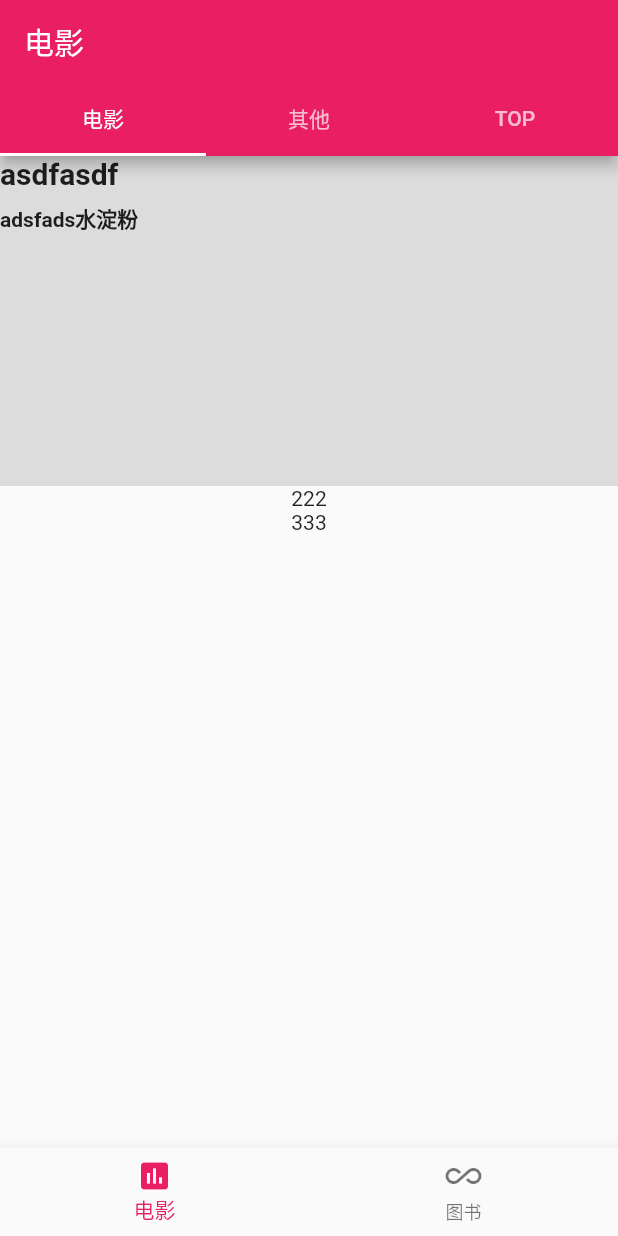
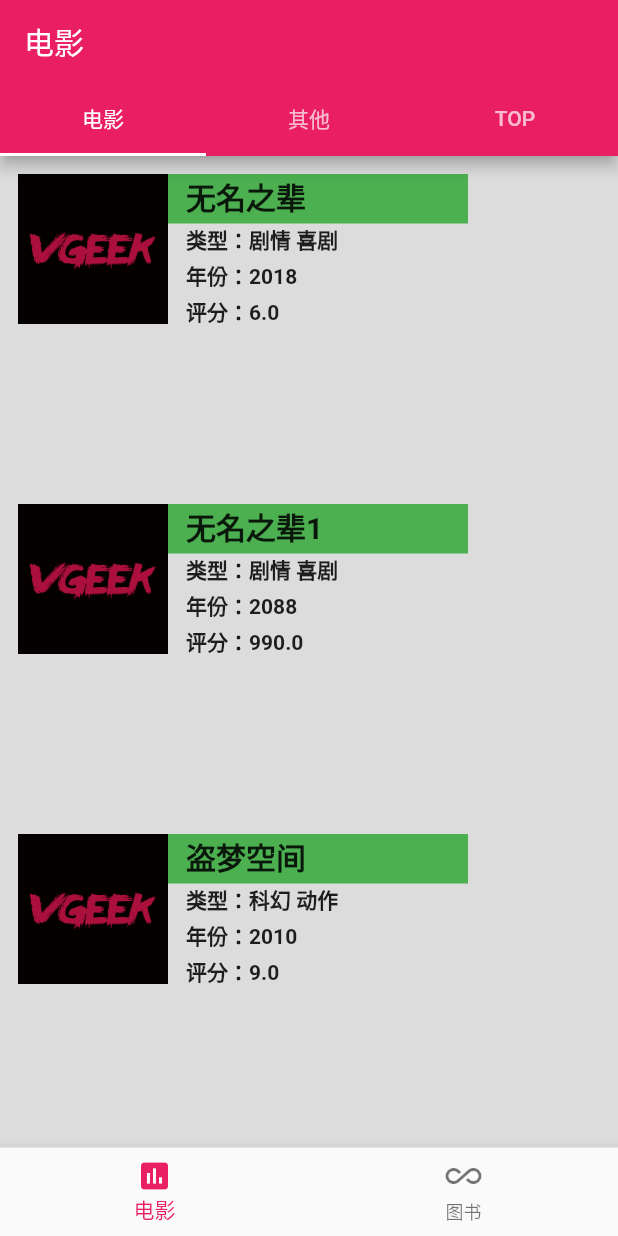
Before and after one commit to ningcol/flutter_learn, a Flutter app: the screen it shows after launch, on a phone screen of 412 x 824 dp. Run offline on Flutter 3.47's test engine with Material 2 defaults, Android fonts, the phone set to English and light mode, and no system bars.

Commit message:
通过模型给view展示数据

```diff
--- a/lib/MyApp.dart
+++ b/lib/MyApp.dart
@@ -1,5 +1,5 @@
-import 'package:douabn/subPage/book.dart';
-import 'package:douabn/subPage/movie.dart';
+import 'package:douabn/controller//book.dart';
+import 'package:douabn/controller/movie.dart';
 import 'package:flutter/material.dart';
 
 
--- /dev/null
+++ b/lib/controller/movie.dart
@@ -0,0 +1,106 @@
+import 'package:flutter/material.dart';
+import 'package:douabn/view/movie_intro_cell.dart';
+import 'package:douabn/model/movie_tro_model.dart';
+
+
+class Movie extends StatefulWidget {
+  @override
+  _MovieState createState() => _MovieState();
+}
+
+class _MovieState extends State<Movie> with SingleTickerProviderStateMixin {
+
+  TabController _tabController;
+  List<Map<String,String>> _list ;
+  List<MovieIntroModel> _modelList;
+
+  void initState() {
+    super.initState();
+    _tabController = new TabController(vsync: this, length: 3);
+
+    _modelList = new List();
+
+    _list = [
+      {
+        "title" : "无名之辈",
+        "type" : "剧情 喜剧",
+        "year" : "2018",
+        "score" : "6.0"
+      },
+      {
+        "title" : "无名之辈1",
+        "type" : "剧情 喜剧",
+        "year" : "2088",
+        "score" : "990.0"
+      },
+      {
+        "title" : "盗梦空间",
+        "type" : "科幻 动作",
+        "year" : "2010",
+        "score" : "9.0"
+      },
+      {
+        "title" : "盗梦空间1",
+        "type" : "科幻 动作1",
+        "year" : "20101",
+        "score" : "10"
+      },
+      {
+        "title" : "盗梦空间2",
+        "type" : "科幻 动作2",
+        "year" : "2011",
+        "score" : "1.01"
+      },
+      {
+        "title" : "盗梦空间3",
+        "type" : "科幻 动作3",
+        "year" : "2008",
+        "score" : "5.1"
+      },
+    ];
+
+    for (var value in _list) {
+       _modelList.add(new MovieIntroModel.fromJson(value));
+    }
+
+  }
+
+
+  @override
+  Widget build(BuildContext context) {
+    return new Scaffold(
+      appBar: new AppBar(
+        title: new Text("电影"),
+        bottom: new TabBar(
+          controller: _tabController,
+          tabs: <Widget>[
+            new Tab(text: "电影"),
+            new Tab(text: "其他"),
+            new Tab(text: "TOP"),
+          ],
+        ),
+      ),
+      body: new TabBarView(
+        controller: _tabController,
+        children: <Widget>[
+//          new Center(child: new Text("电影")),
+          _buildListView(),
+          new Center(child: new Text("其他")),
+          new Center(child: new Text("TOP")),
+        ],
+      )
+    );
+  }
+
+  Widget _buildListView(){
+    return new ListView.builder(
+      itemCount: _modelList.length,
+      itemBuilder: (context, index){
+          return MovieIntroCell(model: _modelList[index]);
+      },
+    );
+  }
+
+
+
+}
--- a/lib/model/movie_tro_model.dart
+++ b/lib/model/movie_tro_model.dart
@@ -1,12 +1,26 @@
 
 class MovieIntroModel{
-  String _name;
-  String _age;
+  final String title;
+  final String type;
+  final String year;
+  final String score;
 
-  get name => _name;
-  set name(value) => _name = value;
+  MovieIntroModel(this.title, this.type, this.year, this.score);
 
-  get age => _age;
-  set age(value) => _age = value;
+  MovieIntroModel.fromJson(Map<String, dynamic> json):
+        title = json['title'],
+        type = json['type'],
+        year = json['year'],
+        score = json['score'];
+
+
+  Map<String, dynamic> toJson() =>
+      {
+        'title': title,
+        'type': type,
+        'year': year,
+        'score': score,
+      };
+
 
 }
--- a/lib/subPage/movie.dart
+++ /dev/null
@@ -1,151 +0,0 @@
-import 'package:flutter/material.dart';
-
-import 'package:douabn/model/movie_tro_model.dart';
-
-class Movie extends StatefulWidget {
-  @override
-  _MovieState createState() => _MovieState();
-}
-
-class _MovieState extends State<Movie> with SingleTickerProviderStateMixin {
-
-  TabController _tabController;
-//  MovieIntroModel _mo;
-//  MovieIntroCell _introCell;
-
-
-  void initState() {
-    super.initState();
-    _tabController = new TabController(vsync: this, length: 3);
-
-//    _mo.name = "张三";
-//    _mo.age = "22";
-  }
-
-
-  @override
-  Widget build(BuildContext context) {
-    return new Scaffold(
-      appBar: new AppBar(
-        title: new Text("电影"),
-        bottom: new TabBar(
-          controller: _tabController,
-          tabs: <Widget>[
-            new Tab(text: "电影"),
-            new Tab(text: "其他"),
-            new Tab(text: "TOP"),
-          ],
-        ),
-      ),
-      body: new TabBarView(
-        controller: _tabController,
-        children: <Widget>[
-//          new Center(child: new Text("电影")),
-          _buildListView(),
-          new Center(child: new Text("其他")),
-          new Center(child: new Text("TOP")),
-        ],
-      )
-    );
-  }
-
-  Widget _buildListView(){
-    return new ListView(
-      children: <Widget>[
-        _view(),
-        new Center(child: new Text("222")),
-        new Center(child: new Text("333")),
-      ],
-    );
-  }
-
-
-  Widget _view(){
-    return new Container(
-      height: 220,
-      color: Colors.black12,
-      child: new Row(
-        children: <Widget>[
-          new Expanded(
-              child: new Column(
-                crossAxisAlignment: CrossAxisAlignment.start,
-                children: <Widget>[
-                  new Container(
-                    padding: const EdgeInsets.only(bottom: 8.0),
-                    child: new Text(
-                      "asdfasdf",
-                      style: new TextStyle(
-                        fontSize: 20,
-                        fontWeight: FontWeight.bold,
-                      ),
-                    ),
-                  ),
-                  new Container(
-                    padding: const EdgeInsets.only(bottom: 8.0),
-                    child: new Text(
-                      "adsfads水淀粉",
-                      style: new TextStyle(
-                        fontWeight: FontWeight.bold,
-                      ),
-                    ),
-                  ),
-                ],
-
-              )
-          )
-        ],
-      ),
-    );
-  }
-
-
-
-}
-
-class MovieIntroCell{
-  MovieIntroCell({MovieIntroModel model}){
-    new Container(
-      height: 220,
-      child: new Row(
-        children: <Widget>[
-          new Expanded(
-            child: new Column(
-              crossAxisAlignment: CrossAxisAlignment.start,
-              children: <Widget>[
-                new Container(
-                  padding: const EdgeInsets.only(bottom: 8.0),
-                  child: new Text(
-                    model.name,
-                    style: new TextStyle(
-                      fontSize: 20,
-                      fontWeight: FontWeight.bold,
-                    ),
-                  ),
-                ),
-                new Container(
-                  padding: const EdgeInsets.only(bottom: 8.0),
-                  child: new Text(
-                    model.age,
-                    style: new TextStyle(
-                      fontWeight: FontWeight.bold,
-                    ),
-                  ),
-                ),
-              ],
-
-            )
-          )
-        ],
-      ),
-    );
-
-
-      model.name = "asdf";
-      model.age = "adsf";
-
-      print(model.age);
-
-  }
-
-
-}
--- /dev/null
+++ b/lib/view/movie_intro_cell.dart
@@ -0,0 +1,78 @@
+import 'package:douabn/model/movie_tro_model.dart';
+import 'package:flutter/material.dart';
+
+
+
+
+class MovieIntroCell extends StatelessWidget {
+  final MovieIntroModel model;
+
+  MovieIntroCell({this.model});
+
+
+  @override
+  Widget build(BuildContext context) {
+    return new Container(
+      padding: const EdgeInsets.all(12),
+      height: 220,
+      color: Colors.black12,
+      child: new Row(
+        children: <Widget>[
+          new Column(
+            children: <Widget>[
+              new Image.asset("images/bg.png",
+                width: 100,
+                fit: BoxFit.cover,
+              )
+            ],
+          ),
+          new Column(
+            crossAxisAlignment: CrossAxisAlignment.start,  // clomn 是以纵轴的方向进行对齐
+            children: <Widget>[
+              new Container(
+                color: Colors.green,
+                width: 200,
+                padding: const EdgeInsets.only(bottom: 3,left: 12),
+                child: new Text(
+                  model.title,
+                  overflow: TextOverflow.ellipsis,
+                  style: new TextStyle(
+                    fontSize: 20,
+                    fontWeight: FontWeight.bold,
+                  ),
+                ),
+              ),
+              new Container(
+                padding: const EdgeInsets.only(bottom: 3.0,left: 12),
+                child: new Text(
+                  "类型：" + model.type,
+                  style: new TextStyle(
+                    fontWeight: FontWeight.bold,
+                  ),
+                ),
+              ),
+              new Container(
+                padding: const EdgeInsets.only(bottom: 3.0,left: 12),
+                child: new Text(
+                  "年份：" + model.year,
+                  style: new TextStyle(
+                    fontWeight: FontWeight.bold,
+                  ),
+                ),
+              ),
+              new Container(
+                padding: const EdgeInsets.only(bottom: 3.0,left: 12),
+                child: new Text(
+                  "评分：" + model.score,
+                  style: new TextStyle(
+                    fontWeight: FontWeight.bold,
+                  ),
+                ),
+              ),
+            ],
+          )
+        ],
+      ),
+    );
+  }
+}
--- a/pubspec.yaml
+++ b/pubspec.yaml
@@ -37,9 +37,9 @@ flutter:
   uses-material-design: true
 
   # To add assets to your application, add an assets section, like this:
-  # assets:
-  #  - images/a_dot_burr.jpeg
-  #  - images/a_dot_ham.jpeg
+  assets:
+    - images/bg.png
+#    - images/a_dot_ham.jpeg
 
   # An image asset can refer to one or more resolution-specific "variants", see
   # https://flutter.io/assets-and-images/#resolution-aware.
```
Also changed, not shown: images/bg.png (added), lib/controller/book.dart (renamed from lib/subPage/book.dart).
